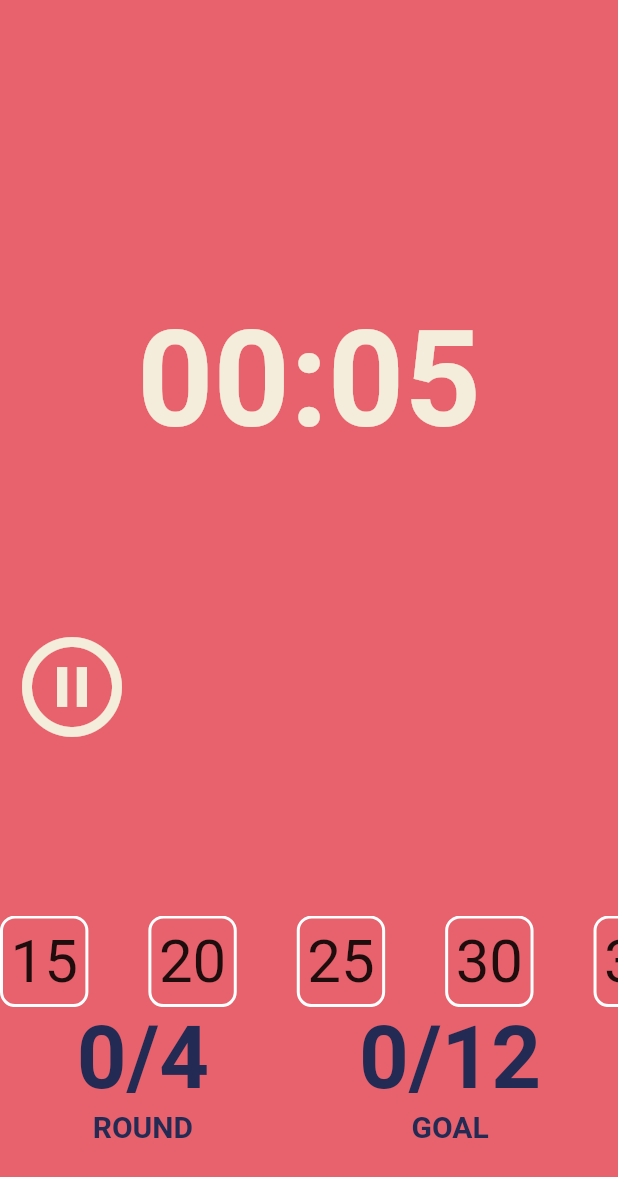
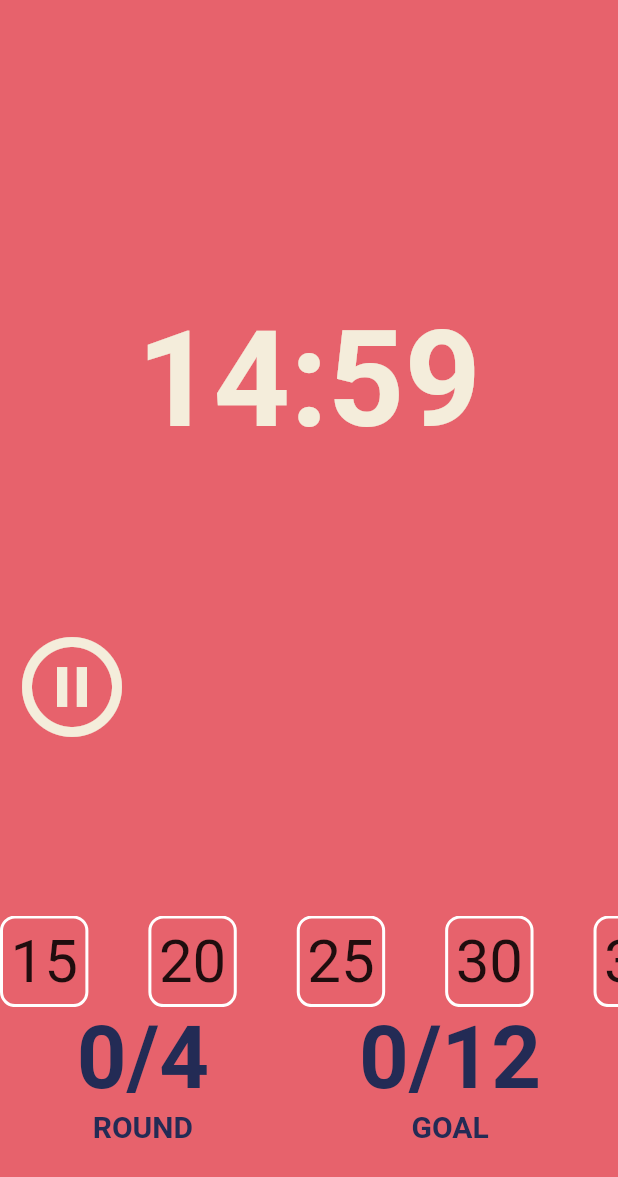
Before and after one commit to dlrlfgh1210/Flutter_Study, a Flutter app: the screen it shows after launch, after a tap on "15", after a tap on the "play circle outline" icon, on a phone screen of 412 x 824 dp. Shown: the top 1177 px of the screen. Run offline on Flutter 3.47's test engine with Material 2 defaults, Android fonts, the light colour scheme and no system bars.

Commit message:
1.6 Timer Reset Refactoring

```diff
--- a/lib/screens/home_screen.dart
+++ b/lib/screens/home_screen.dart
@@ -13,7 +13,7 @@ class _HomeScreenState extends State<HomeScreen> {
   bool isRunning = false;
   int totalRounds = 0;
   int totalGoals = 0;
-  int breakTime = 3;
+  int breakTime = 300;
   int selectedNumber = 0;
 
   late Timer timer;
@@ -29,8 +29,6 @@ class _HomeScreenState extends State<HomeScreen> {
         const Duration(seconds: 1),
         onBreakTime,
       );
-      print('im dont know');
-      print('im stupid');
 
       if (breakTime == 0) {
         setState(() {
@@ -42,19 +40,11 @@ class _HomeScreenState extends State<HomeScreen> {
           onBreakTime,
         );
         timer.cancel();
-      } else {
-        setState(() {
-          breakTime = breakTime - 1;
-        });
       }
-
-      print('hello');
-      //timer.cancel();
     } else {
       setState(() {
         totalSeconds = totalSeconds - 1;
       });
-      print(totalSeconds);
     }
 
     if (totalRounds == 5) {
@@ -102,10 +92,14 @@ class _HomeScreenState extends State<HomeScreen> {
     if (breakTime == 0) {
       setState(() {
         isRunning = false;
-        totalRounds == totalRounds;
-        totalGoals == totalGoals;
+        totalRounds = totalRounds;
+        totalGoals = totalGoals;
       });
       timer.cancel();
+    } else {
+      setState(() {
+        breakTime = breakTime - 1;
+      });
     }
   }
 
@@ -169,8 +163,8 @@ class _HomeScreenState extends State<HomeScreen> {
                 GestureDetector(
                   onTap: () {
                     setState(() {
-                      totalSeconds = 6;
-                      selectedNumber = 6;
+                      totalSeconds = 900;
+                      selectedNumber = 900;
                     });
                   },
                   child: Container(
```
